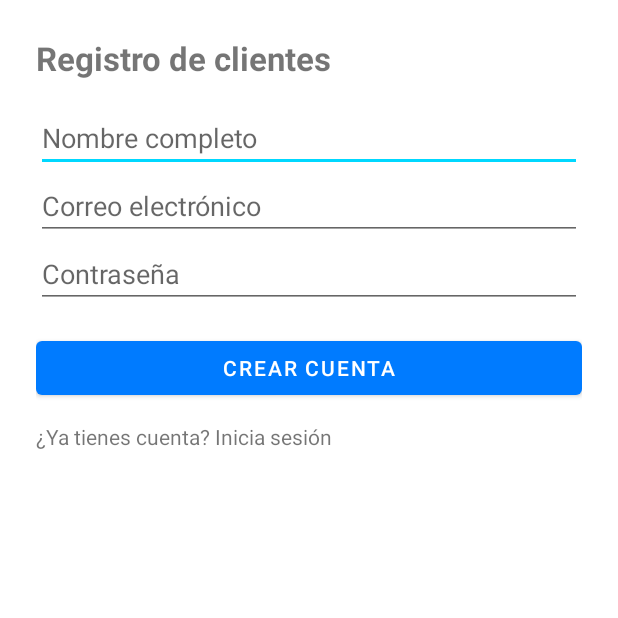
After one commit to lina1salazar/TechNova, an Android app: the RegisterActivity screen opened directly, with no data from a screen before it, on a phone screen of 412 x 824 dp, the top half of it. The commit adds this screen. Run offline under Robolectric (Android 15) with nearby library versions, the phone set to English and light mode, and no system bars.

Commit message:
Se agrega el activity_profile.xml y activity_register.xml

```diff
--- a/app/src/main/java/com/example/technova/LoginActivity.kt
+++ b/app/src/main/java/com/example/technova/LoginActivity.kt
@@ -11,7 +11,7 @@ class LoginActivity : AppCompatActivity() {
 
         val email = findViewById<EditText>(R.id.etEmail)
         val pass = findViewById<EditText>(R.id.etPassword)
-        /*
+
         findViewById<Button>(R.id.btnLogin).setOnClickListener {
             if (email.text.isNullOrBlank() || pass.text.isNullOrBlank()) {
                 Toast.makeText(this, "Ingresa correo y contraseña", Toast.LENGTH_SHORT).show()
@@ -20,6 +20,6 @@ class LoginActivity : AppCompatActivity() {
         findViewById<TextView>(R.id.tvRegister).setOnClickListener {
             startActivity(Intent(this, RegisterActivity::class.java))
         }
-        */
+
     }
 }
--- /dev/null
+++ b/app/src/main/java/com/example/technova/RegisterActivity.kt
@@ -0,0 +1,59 @@
+package com.example.technova
+
+import android.content.Intent
+import android.os.Bundle
+import android.widget.Button
+import android.widget.EditText
+import android.widget.TextView
+import android.widget.Toast
+import androidx.appcompat.app.AppCompatActivity
+
+class RegisterActivity : AppCompatActivity() {
+    override fun onCreate(savedInstanceState: Bundle?) {
+        super.onCreate(savedInstanceState)
+        setContentView(R.layout.activity_register)
+
+        // Referencias a los views
+        val etName = findViewById<EditText>(R.id.etName)
+        val etEmail = findViewById<EditText>(R.id.etEmail)
+        val etPassword = findViewById<EditText>(R.id.etPassword)
+        val btnRegister = findViewById<Button>(R.id.btnRegister)
+        val tvGoLogin = findViewById<TextView>(R.id.tvGoLogin)
+
+        // Crear cuenta (mock)
+        btnRegister.setOnClickListener {
+            val name = etName.text?.toString()?.trim().orEmpty()
+            val email = etEmail.text?.toString()?.trim().orEmpty()
+            val pass = etPassword.text?.toString()?.trim().orEmpty()
+
+            if (name.isEmpty()) {
+                Toast.makeText(this, "Ingresa tu nombre", Toast.LENGTH_SHORT).show()
+                return@setOnClickListener
+            }
+            if (email.isEmpty()) {
+                Toast.makeText(this, "Ingresa tu correo", Toast.LENGTH_SHORT).show()
+                return@setOnClickListener
+            }
+            if (pass.length < 4) {
+                Toast.makeText(this, "La contraseña debe tener al menos 4 caracteres", Toast.LENGTH_SHORT).show()
+                return@setOnClickListener
+            }
+
+            // Guardar datos en preferencias para mostrar luego en el perfil
+            getSharedPreferences("user", MODE_PRIVATE).edit()
+                .putString("name", name)
+                .putString("email", email)
+                .apply()
+
+            // Vamos al Perfil (lo creamos en el siguiente paso)
+            startActivity(Intent(this, ProfileActivity::class.java))
+            finish()
+        }
+
+        // Volver a Login
+        tvGoLogin.setOnClickListener {
+            startActivity(Intent(this, LoginActivity::class.java))
+            finish()
+        }
+    }
+}
--- /dev/null
+++ b/app/src/main/res/layout/activity_register.xml
@@ -0,0 +1,39 @@
+<?xml version="1.0" encoding="utf-8"?>
+<ScrollView xmlns:android="http://schemas.android.com/apk/res/android"
+    android:layout_width="match_parent" android:layout_height="match_parent">
+
+    <LinearLayout
+        android:layout_width="match_parent" android:layout_height="wrap_content"
+        android:orientation="vertical" android:padding="24dp">
+
+        <TextView
+            android:layout_width="wrap_content" android:layout_height="wrap_content"
+            android:text="Registro de clientes" android:textSize="22sp" android:textStyle="bold" />
+
+        <EditText
+            android:id="@+id/etName" android:layout_width="match_parent"
+            android:layout_height="wrap_content" android:hint="Nombre completo"
+            android:layout_marginTop="16dp" />
+
+        <EditText
+            android:id="@+id/etEmail" android:layout_width="match_parent"
+            android:layout_height="wrap_content" android:hint="Correo electrónico"
+            android:inputType="textEmailAddress" />
+
+        <EditText
+            android:id="@+id/etPassword" android:layout_width="match_parent"
+            android:layout_height="wrap_content" android:hint="Contraseña"
+            android:inputType="textPassword" />
+
+        <Button
+            android:id="@+id/btnRegister" android:layout_width="match_parent"
+            android:layout_height="wrap_content" android:text="Crear cuenta"
+            android:layout_marginTop="16dp" />
+
+        <!-- Opcional: enlace para volver a Login -->
+        <TextView
+            android:id="@+id/tvGoLogin" android:layout_width="wrap_content"
+            android:layout_height="wrap_content" android:text="¿Ya tienes cuenta? Inicia sesión"
+            android:layout_marginTop="12dp" />
+    </LinearLayout>
+</ScrollView>
```
Also changed, not shown: app/src/main/AndroidManifest.xml (+11 -15 lines), app/src/main/java/com/example/technova/ProfileActivity.kt (added, +25 -0 lines), app/src/main/res/layout/activity_profile.xml (added, +30 -0 lines).
